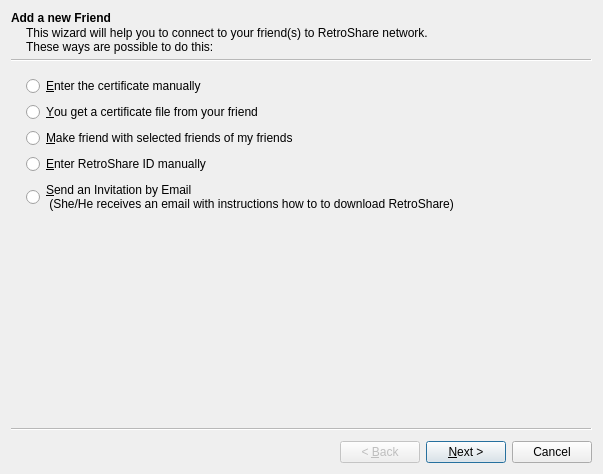
Before: the Qt Designer form retroshare-gui/src/gui/connect/ConnectFriendWizard.ui in RetroShare/RetroShare, drawn with Qt 5.
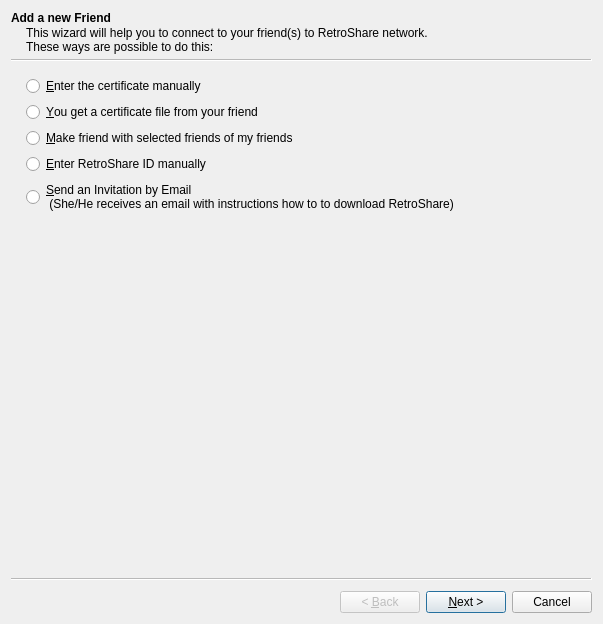
After: the same form once the commit is applied. Icons and pictures are not drawn. Custom widgets are drawn as their Qt base class.

What changed in the file:
```diff
--- a/retroshare-gui/src/gui/connect/ConnectFriendWizard.ui
+++ b/retroshare-gui/src/gui/connect/ConnectFriendWizard.ui
@@ -7,7 +7,7 @@
     <x>0</x>
     <y>0</y>
     <width>603</width>
-    <height>474</height>
+    <height>624</height>
    </rect>
   </property>
   <property name="windowTitle">
```
Left out of the diff: 14 changed lines with no effect on the pictures.
